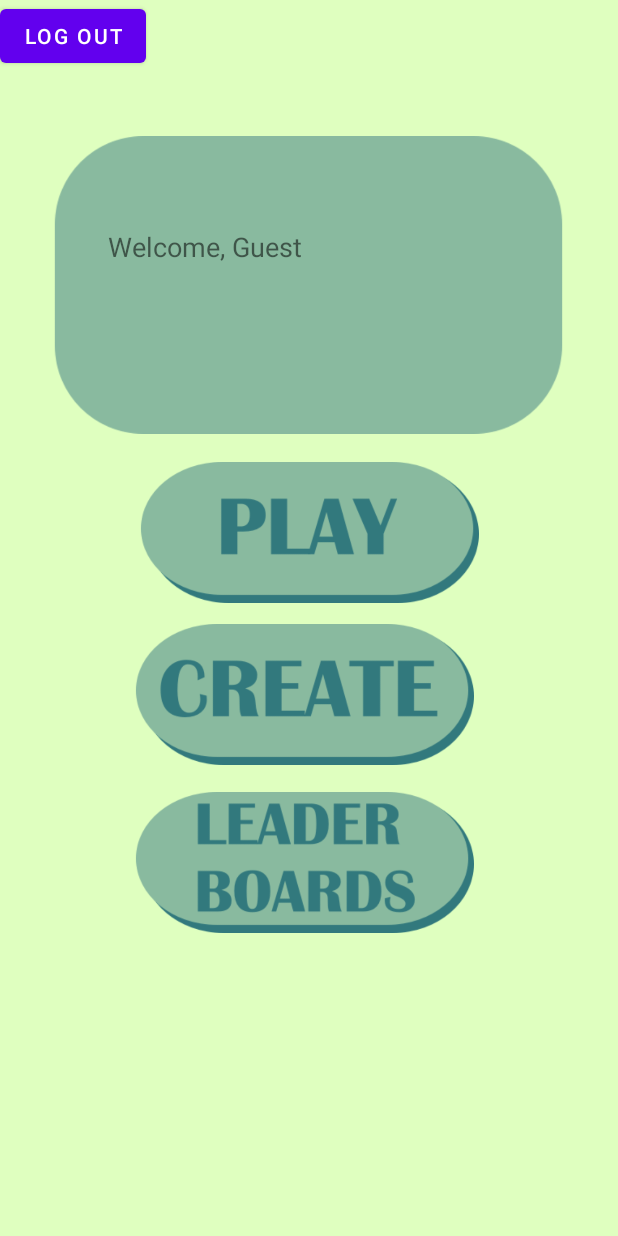
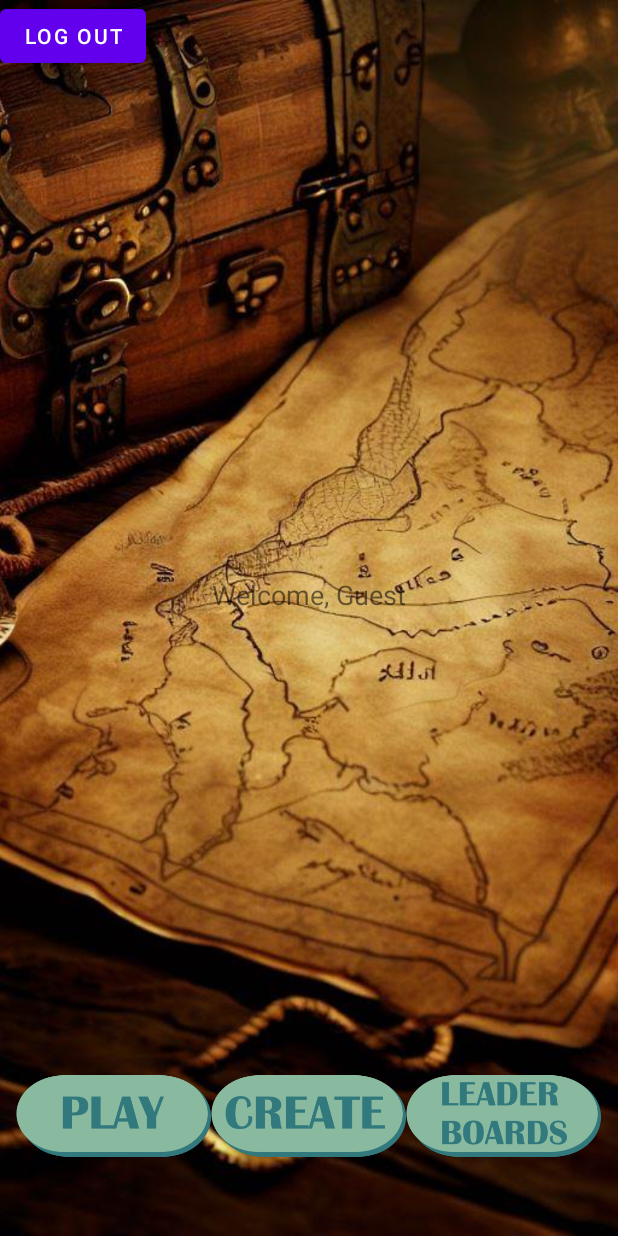
Before and after one commit to yosephkimm/Scavenge, an Android app: the screen it shows after launch (MainActivity), after a tap on an icon or button, on a phone screen of 412 x 824 dp. Run offline under Robolectric (Android 15) with nearby library versions, the phone set to English and light mode, and no system bars; our stand-ins replace Firebase (no records; nobody signed in at launch, a user with empty details on screens opened directly), navigation-ui.

Commit message:
backgrounds for login page, home page, and hunt editor page. allow for user to specify background when creating hunt.

```diff
--- a/app/src/main/java/com/example/scavenger/FirstFragment.java
+++ b/app/src/main/java/com/example/scavenger/FirstFragment.java
@@ -31,8 +31,6 @@ public class FirstFragment extends Fragment {
 
     public void onViewCreated(@NonNull View view, Bundle savedInstanceState) {
         super.onViewCreated(view, savedInstanceState);
-
-        getView().setBackgroundColor(getResources().getColor(R.color.avocado));
     }
 
 
--- a/app/src/main/java/com/example/scavenger/HuntGVAdapter.java
+++ b/app/src/main/java/com/example/scavenger/HuntGVAdapter.java
@@ -45,6 +45,7 @@ public class HuntGVAdapter extends ArrayAdapter<Hunt> {
         Hunt hunt = getItem(position);
         TextView huntnameTV = listitemView.findViewById(R.id.huntname);
         TextView huntdescTV = listitemView.findViewById(R.id.huntdesc);
+        ImageView cardbg = listitemView.findViewById(R.id.huntcardbg);
         listitemView.findViewById(R.id.edithuntbutton).setOnClickListener(new View.OnClickListener() {
             @Override
             public void onClick(View view) {
@@ -61,6 +62,9 @@ public class HuntGVAdapter extends ArrayAdapter<Hunt> {
 
         huntnameTV.setText(hunt.getName());
         huntdescTV.setText(hunt.getDesc());
+        if (hunt.getbgcolor().equalsIgnoreCase("Blue")) cardbg.setImageResource(R.drawable.bluebg);
+        else if (hunt.getbgcolor().equalsIgnoreCase("Orange")) cardbg.setImageResource(R.drawable.orangebg);
+        else cardbg.setImageResource(R.drawable.redbg);
         return listitemView;
     }
 
--- a/app/src/main/java/com/example/scavenger/MainActivity.java
+++ b/app/src/main/java/com/example/scavenger/MainActivity.java
@@ -74,7 +74,7 @@ public class MainActivity extends AppCompatActivity {
         invalidlogin.setText("");
         signin= findViewById(R.id.signinimage);
         gso = new GoogleSignInOptions.Builder(GoogleSignInOptions.DEFAULT_SIGN_IN)
-                .requestIdToken("1010259840854-j4dsqm6hl4hg401hvhgm80t4rrbuk476.apps.googleusercontent.com  ")
+                //.requestIdToken("1010259840854-j4dsqm6hl4hg401hvhgm80t4rrbuk476.apps.googleusercontent.com  ")
                 .requestEmail()
                 .build();
         gsc = GoogleSignIn.getClient(this,gso);
--- a/app/src/main/res/layout/fragment_home.xml
+++ b/app/src/main/res/layout/fragment_home.xml
@@ -1,74 +1,63 @@
 <?xml version="1.0" encoding="utf-8"?>
-<androidx.constraintlayout.widget.ConstraintLayout xmlns:android="http://schemas.android.com/apk/res/android"
-    xmlns:app="http://schemas.android.com/apk/res-auto"
+<FrameLayout
+    xmlns:android="http://schemas.android.com/apk/res/android"
     xmlns:tools="http://schemas.android.com/tools"
     android:layout_width="match_parent"
     android:layout_height="match_parent"
-    tools:context=".HomeFragment">
+    android:orientation="vertical"
+    tools:context=".FirstFragment"
+    tools:ignore="HardcodedText">
 
-
-    <ImageView
-        android:id="@+id/homeblock"
-        android:layout_width="339dp"
-        android:layout_height="220dp"
-        android:layout_centerInParent="true"
-        android:layout_marginStart="36dp"
-        android:layout_marginTop="80dp"
-        android:src="@drawable/homeblock"
-        app:layout_constraintStart_toStartOf="parent"
-        app:layout_constraintTop_toTopOf="parent" />
-
-    <ImageView
-        android:id="@+id/playbutton"
-        android:layout_width="230dp"
-        android:layout_height="94dp"
-        android:layout_centerInParent="true"
-        android:layout_marginTop="308dp"
-        android:src="@drawable/playbutton"
-        app:layout_constraintEnd_toEndOf="parent"
-        app:layout_constraintStart_toStartOf="parent"
-        app:layout_constraintTop_toTopOf="parent" />
-
-    <ImageView
-        android:id="@+id/leaderboardbutton"
-        android:layout_width="230dp"
-        android:layout_height="94dp"
-        android:layout_centerInParent="true"
-        android:layout_marginStart="88dp"
-        android:layout_marginTop="528dp"
-        android:src="@drawable/leaderboardbutton"
-        app:layout_constraintStart_toStartOf="parent"
-        app:layout_constraintTop_toTopOf="parent" />
-
-    <ImageView
-        android:id="@+id/createhuntbutton"
-        android:layout_width="230dp"
-        android:layout_height="94dp"
-        android:layout_centerInParent="true"
-        android:layout_marginStart="88dp"
-        android:layout_marginTop="416dp"
-        android:src="@drawable/createhuntbutton"
-        app:layout_constraintStart_toStartOf="parent"
-        app:layout_constraintTop_toTopOf="parent" />
+    <LinearLayout
+        android:layout_width="match_parent"
+        android:layout_height="match_parent">
+        <ImageView
+            android:layout_width="match_parent"
+            android:layout_height="wrap_content"
+            android:src="@drawable/treasuremapbg"
+            android:scaleType="centerCrop" />
+    </LinearLayout>
 
     <Button
         android:id="@+id/logout"
         android:layout_width="wrap_content"
         android:layout_height="wrap_content"
-        android:text="Log Out"
-        app:layout_constraintStart_toStartOf="parent"
-        app:layout_constraintTop_toTopOf="parent" />
+        android:text="Log Out"/>
 
     <TextView
         android:id="@+id/name"
         android:layout_width="wrap_content"
         android:layout_height="wrap_content"
-        android:layout_centerInParent="true"
-        android:layout_marginStart="72dp"
-        android:layout_marginTop="152dp"
+        android:layout_gravity="center"
+        android:layout_marginBottom="15dp"
         android:text="name"
-        android:textSize="18dp"
-        app:layout_constraintStart_toStartOf="parent"
-        app:layout_constraintTop_toTopOf="parent" />
+        android:textSize="18dp"/>
 
-</androidx.constraintlayout.widget.ConstraintLayout>
+    <LinearLayout
+        android:layout_width="match_parent"
+        android:layout_height="wrap_content"
+        android:layout_gravity="bottom"
+        android:layout_marginBottom="50dp"
+        android:gravity="center"
+        android:orientation="horizontal">
+
+        <ImageView
+            android:id="@+id/playbutton"
+            android:layout_width="130dp"
+            android:layout_height="60dp"
+            android:src="@drawable/playbutton" />
+
+        <ImageView
+            android:id="@+id/createhuntbutton"
+            android:layout_width="130dp"
+            android:layout_height="60dp"
+            android:src="@drawable/createhuntbutton"/>
+
+        <ImageView
+            android:id="@+id/leaderboardbutton"
+            android:layout_width="130dp"
+            android:layout_height="60dp"
+            android:src="@drawable/leaderboardbutton"/>
+    </LinearLayout>
+
+</FrameLayout>
```
Also changed, not shown: app/src/main/java/com/example/scavenger/CreateHuntSettingsFragment.java (+14 -5 lines), app/src/main/java/com/example/scavenger/Hunt.java (+15 -8 lines), app/src/main/res/layout/fragment_create_hunt_settings.xml (+17 -20 lines), app/src/main/res/layout/fragment_creator_home_page.xml (+36 -37 lines), app/src/main/res/layout/fragment_first.xml (+47 -42 lines), app/src/main/res/layout/hunt_card_view.xml (+36 -7 lines), app/src/main/res/drawable/bluebg.jpg (added), app/src/main/res/drawable/compassbg.jpg (added), app/src/main/res/drawable/orangebg.jpg (added), app/src/main/res/drawable/redbg.jpg (added), app/src/main/res/drawable/treasuremapbg.jpg (added).
